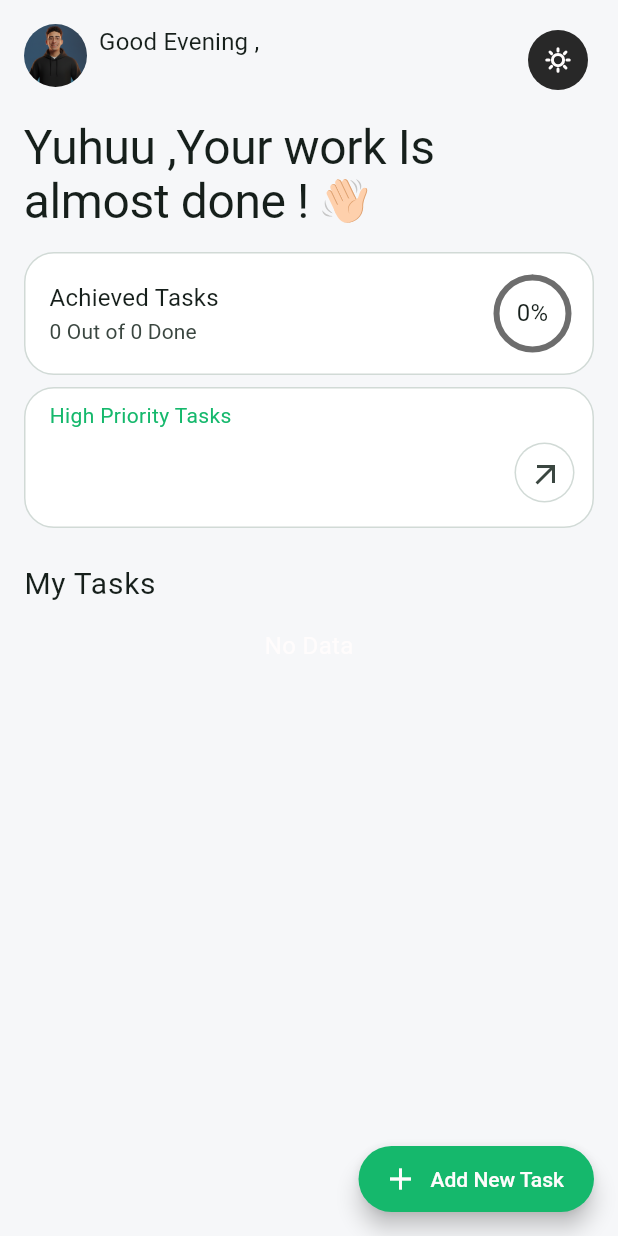
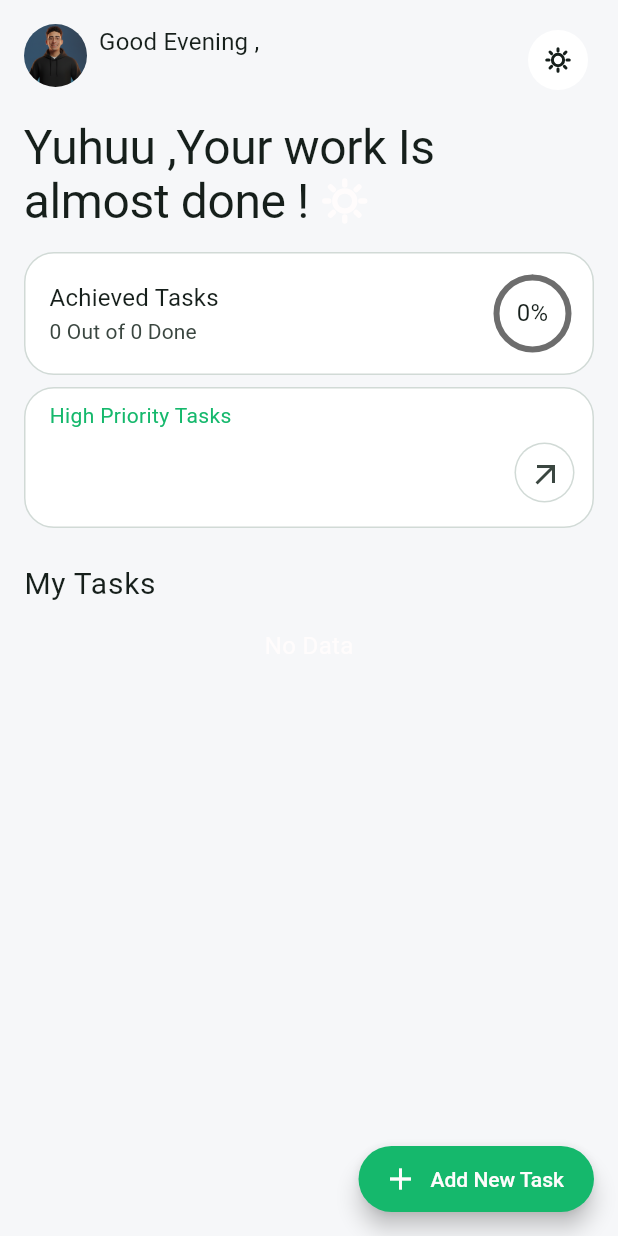
Before and after one commit to Moazosama2004/tasky-app, a Flutter app: the HomeView screen opened directly, on a phone screen of 412 x 824 dp. Run offline on Flutter 3.47's test engine with Material 3 defaults, Android fonts, the phone set to English and light mode, and no system bars; our stand-ins replace flutter_svg, shared_preferences; accounts and stored records are empty.

Commit message:
create custom svg picture

```diff
--- /dev/null
+++ b/lib/core/widgets/custom_svg_picture.dart
@@ -0,0 +1,38 @@
+import 'package:flutter/material.dart';
+import 'package:flutter_svg/svg.dart';
+
+class CustomSvgPicture extends StatelessWidget {
+  const CustomSvgPicture({
+    super.key,
+    required this.path,
+    this.withColorFilter = true,
+    this.height,
+    this.width,
+  });
+  final String path;
+  final bool withColorFilter;
+  final double? height;
+  final double? width;
+
+  const CustomSvgPicture.withoutColorFilter({
+    super.key,
+    required this.path,
+    this.height,
+    this.width,
+  }) : this.withColorFilter = false;
+
+  @override
+  Widget build(BuildContext context) {
+    return SvgPicture.asset(
+      path,
+      width: width,
+      height: height,
+      colorFilter: withColorFilter
+          ? ColorFilter.mode(
+              Theme.of(context).colorScheme.secondary,
+              BlendMode.srcIn,
+            )
+          : null,
+    );
+  }
+}
--- a/lib/views/home_view.dart
+++ b/lib/views/home_view.dart
@@ -5,6 +5,7 @@ import 'package:flutter/material.dart';
 import 'package:flutter_svg/svg.dart';
 import 'package:shared_preferences/shared_preferences.dart';
 import 'package:tasky_app/core/services/preferences_manager.dart';
+import 'package:tasky_app/core/widgets/custom_svg_picture.dart';
 import 'package:tasky_app/models/task_model.dart';
 import 'package:tasky_app/models/user_model.dart';
 import 'package:tasky_app/views/add_new_task_view.dart';
@@ -126,12 +127,14 @@ class _HomeViewState extends State<HomeView> {
                         ),
                         IconButton(
                           style: IconButton.styleFrom(
-                            backgroundColor: Color(0xff282828),
+                            backgroundColor: Theme.of(
+                              context,
+                            ).colorScheme.primaryContainer,
                             fixedSize: Size(34, 34),
                           ),
                           onPressed: () {},
-                          icon: SvgPicture.asset(
-                            'assets/images/sun.svg',
+                          icon: CustomSvgPicture(
+                            path: 'assets/images/sun.svg',
                             height: 18,
                             width: 18,
                           ),
@@ -154,8 +157,8 @@ class _HomeViewState extends State<HomeView> {
                                 context,
                               ).textTheme.displayLarge,
                             ),
-                            SvgPicture.asset(
-                              'assets/images/wave_hand.svg',
+                            CustomSvgPicture.withoutColorFilter(
+                              path: 'assets/images/sun.svg',
                               width: 32,
                               height: 32,
                             ),
```
Also changed, not shown: lib/views/profile_view.dart (+16 -38 lines), lib/views/welcome_view.dart (+12 -19 lines).
